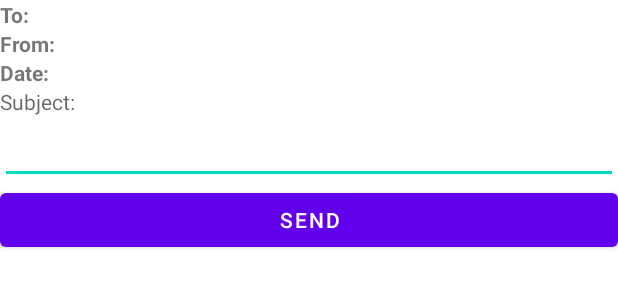
After one commit to mertrois/meshmail, an Android app: the layout fragment_message.xml on its own in the app's theme, with its tools: preview values and no code run, on a phone screen of 412 x 824 dp. The commit adds this screen. Shown: the top 300 px of the screen. Run offline under Robolectric (Android 15) with nearby library versions, the phone set to English and light mode, and no system bars.

Commit message:
basic fragment opens to display message when tapped

```diff
--- /dev/null
+++ b/app/src/main/res/layout/fragment_message.xml
@@ -0,0 +1,113 @@
+<?xml version="1.0" encoding="utf-8"?>
+<LinearLayout xmlns:android="http://schemas.android.com/apk/res/android"
+    xmlns:tools="http://schemas.android.com/tools"
+    android:layout_width="match_parent"
+    android:layout_height="match_parent"
+    tools:context=".MessageFragment"
+    android:orientation="vertical">
+
+    <ScrollView
+        android:layout_width="match_parent"
+        android:layout_height="wrap_content">
+
+        <LinearLayout
+            android:layout_width="match_parent"
+            android:layout_height="wrap_content"
+            android:orientation="vertical">
+
+            <LinearLayout
+                android:layout_width="match_parent"
+                android:layout_height="wrap_content"
+                android:orientation="horizontal">
+
+                <TextView
+                    android:layout_width="wrap_content"
+                    android:layout_height="wrap_content"
+                    android:layout_weight=".1"
+                    android:text="To:"
+                    android:textAlignment="inherit"
+                    android:textStyle="bold" />
+
+                <TextView
+                    android:id="@+id/message_to_field"
+                    android:layout_width="wrap_content"
+                    android:layout_height="wrap_content"
+                    android:layout_weight="1" />
+
+            </LinearLayout>
+
+            <LinearLayout
+                android:layout_width="match_parent"
+                android:layout_height="match_parent"
+                android:orientation="horizontal">
+
+                <TextView
+                    android:layout_width="wrap_content"
+                    android:layout_height="wrap_content"
+                    android:layout_weight=".1"
+                    android:text="From:"
+                    android:textAlignment="inherit"
+                    android:textStyle="bold" />
+
+                <TextView
+                    android:id="@+id/message_from_field"
+                    android:layout_width="wrap_content"
+                    android:layout_height="wrap_content"
+                    android:layout_weight="1" />
+
+            </LinearLayout>
+
+            <LinearLayout
+                android:layout_width="match_parent"
+                android:layout_height="match_parent"
+                android:orientation="horizontal">
+
+                <TextView
+                    android:layout_width="wrap_content"
+                    android:layout_height="wrap_content"
+                    android:layout_weight=".1"
+                    android:text="Date:"
+                    android:textAlignment="inherit"
+                    android:textStyle="bold" />
+
+                <TextView
+                    android:id="@+id/message_date_field"
+                    android:layout_width="wrap_content"
+                    android:layout_height="wrap_content"
+                    android:layout_weight="1" />
+
+            </LinearLayout>
+
+            <TextView
+                android:id="@+id/message_subject_field"
+                android:layout_width="wrap_content"
+                android:layout_height="wrap_content"
+                android:layout_weight="1"
+                android:hint="Subject:" />
+
+            <EditText
+                android:id="@+id/message_body_field"
+                android:layout_width="match_parent"
+                android:layout_height="wrap_content"
+                android:ems="10"
+                android:gravity="start|top"
+                android:inputType="textMultiLine" />
+
+        </LinearLayout>
+    </ScrollView>
+
+    <LinearLayout
+        android:layout_width="match_parent"
+        android:layout_height="match_parent"
+        android:orientation="horizontal">
+
+        <Button
+            android:id="@+id/button"
+            android:layout_width="wrap_content"
+            android:layout_height="wrap_content"
+            android:layout_weight="1"
+            android:text="Send" />
+    </LinearLayout>
+
+
+</LinearLayout>
--- a/app/src/main/res/menu/menu_main.xml
+++ b/app/src/main/res/menu/menu_main.xml
@@ -7,4 +7,5 @@
         android:orderInCategory="100"
         android:title="@string/action_settings"
         app:showAsAction="never" />
+
 </menu>
--- a/app/src/main/res/values/strings.xml
+++ b/app/src/main/res/values/strings.xml
@@ -9,4 +9,6 @@
 
     <string name="hello_first_fragment">Hello first fragment</string>
     <string name="hello_second_fragment">Hello second fragment. Arg: %1$s</string>
+    <!-- TODO: Remove or change this placeholder text -->
+    <string name="hello_blank_fragment">Hello blank fragment</string>
 </resources>
```
Also changed, not shown: app/src/main/java/app/meshmail/MainActivity.kt (+24 -3 lines), app/src/main/java/app/meshmail/MessageFragment.kt (added, +44 -0 lines), app/src/main/java/app/meshmail/ui/ClientMessageListFragment.kt (+37 -8 lines), app/src/main/res/menu/menu_messages.xml (added, +7 -0 lines).
